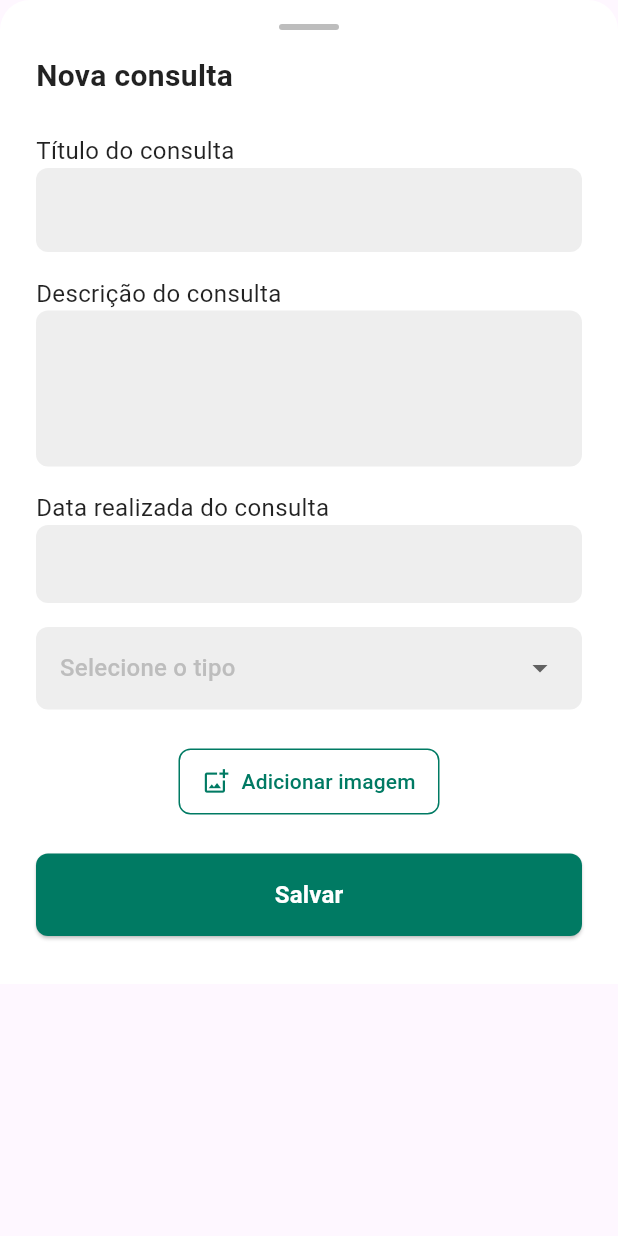
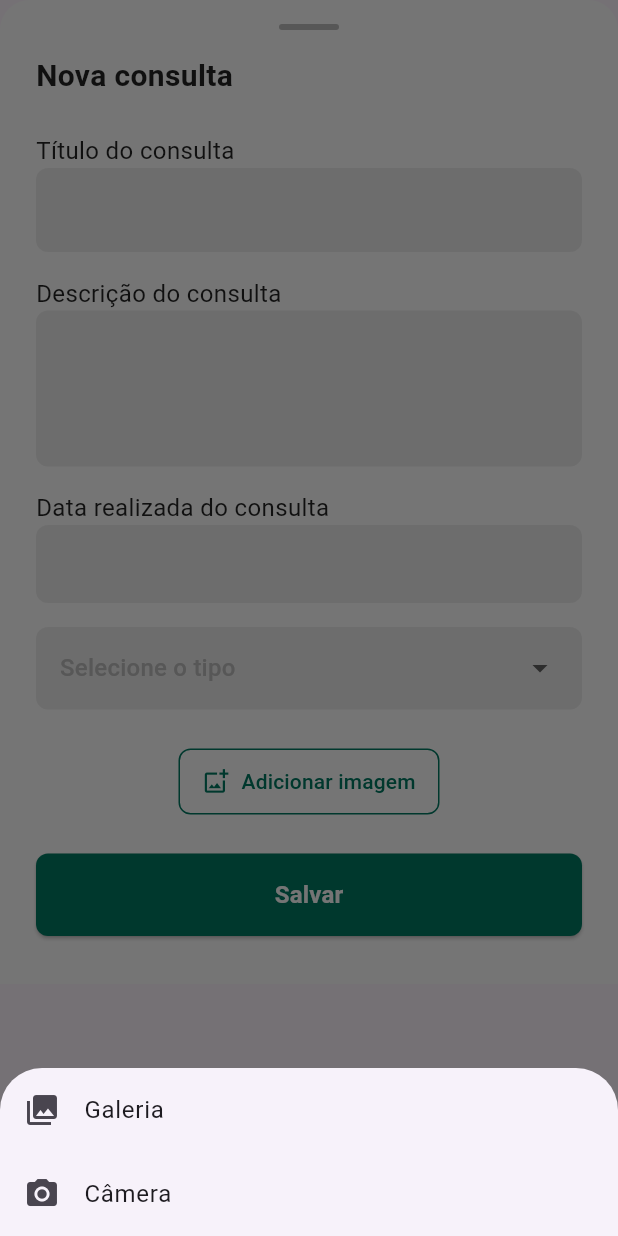
Before and after one commit to scheilasilva/cuidar_pet_app, a Flutter app: the BottomSheetCadastro widget shown alone on an empty page, opened directly, after a tap on "Adicionar imagem", on a phone screen of 412 x 824 dp. Run offline on Flutter 3.47's test engine with Material 3 defaults, Android fonts, the phone set to English and light mode, and no system bars; drawn by our look-alikes of oktoast; our stand-ins replace carousel_slider, firebase_auth, firebase_core, flutter_mobx, flutter_modular, google_sign_in and 5 more; accounts and stored records are empty; generated files the repository leaves out were written again.

Commit message:
add imagens para exames

```diff
--- a/lib/app/modules/exame/services/exame_service_interface.dart
+++ b/lib/app/modules/exame/services/exame_service_interface.dart
@@ -5,5 +5,7 @@ abstract class IExameService {
   Future<List<ExameModel>> getByAnimalId(String animalId);
   Future<ExameModel?> getById(String id);
   Future<void> saveOrUpdate(ExameModel exame);
+  Future<void> saveOrUpdateWithImage(ExameModel exame, String imagePath); // NOVO
+  Future<String?> saveImageLocally(String imagePath); // NOVO
   Future<void> delete(ExameModel exame);
 }
--- a/lib/app/shared/widget/bottom_sheet_cadastros/bottom_sheet_cadastros.dart
+++ b/lib/app/shared/widget/bottom_sheet_cadastros/bottom_sheet_cadastros.dart
@@ -1,4 +1,6 @@
 import 'package:flutter/material.dart';
+import 'package:image_picker/image_picker.dart';
+import 'dart:io';
 
 class BottomSheetCadastro extends StatefulWidget {
   final String titulo;
@@ -26,6 +28,7 @@ class _BottomSheetCadastroState extends State<BottomSheetCadastro> {
   final TextEditingController _campo3Controller = TextEditingController();
   String? _tipoSelecionado;
   String? _imagemPath;
+  bool _isLoadingImage = false;
 
   final List<String> _tiposExame = [
     'Hemograma',
@@ -44,12 +47,125 @@ class _BottomSheetCadastroState extends State<BottomSheetCadastro> {
     super.dispose();
   }
 
-  void _adicionarImagem() {
-    // Aqui você implementaria a lógica para selecionar uma imagem
-    // Por exemplo, usando image_picker
+  void _mostrarOpcoesImagem() {
+    showModalBottomSheet(
+      context: context,
+      builder: (BuildContext context) {
+        return SafeArea(
+          child: Wrap(
+            children: [
+              ListTile(
+                leading: const Icon(Icons.photo_library),
+                title: const Text('Galeria'),
+                onTap: () {
+                  Navigator.pop(context);
+                  _selecionarImagem(ImageSource.gallery);
+                },
+              ),
+              ListTile(
+                leading: const Icon(Icons.photo_camera),
+                title: const Text('Câmera'),
+                onTap: () {
+                  Navigator.pop(context);
+                  _selecionarImagem(ImageSource.camera);
+                },
+              ),
+              if (_imagemPath != null)
+                ListTile(
+                  leading: const Icon(Icons.delete, color: Colors.red),
+                  title: const Text('Remover imagem', style: TextStyle(color: Colors.red)),
+                  onTap: () {
+                    Navigator.pop(context);
+                    _removerImagem();
+                  },
+                ),
+            ],
+          ),
+        );
+      },
+    );
+  }
+
+  Future<void> _selecionarImagem(ImageSource source) async {
     setState(() {
-      _imagemPath = 'caminho_da_imagem_selecionada';
+      _isLoadingImage = true;
     });
+
+    try {
+      final ImagePicker picker = ImagePicker();
+      final XFile? image = await picker.pickImage(
+        source: source,
+        maxWidth: 1920,
+        maxHeight: 1080,
+        imageQuality: 85,
+      );
+
+      if (image != null) {
+        setState(() {
+          _imagemPath = image.path;
+        });
+      }
+    } catch (e) {
+      if (mounted) {
+        ScaffoldMessenger.of(context).showSnackBar(
+          SnackBar(
+            content: Text('Erro ao selecionar imagem: $e'),
+            backgroundColor: Colors.red,
+          ),
+        );
+      }
+    } finally {
+      setState(() {
+        _isLoadingImage = false;
+      });
+    }
+  }
+
+  void _removerImagem() {
+    setState(() {
+      _imagemPath = null;
+    });
+  }
+
+  Widget _buildImagePreview() {
+    if (_imagemPath == null) return const SizedBox.shrink();
+
+    return Container(
+      margin: const EdgeInsets.only(bottom: 16),
+      child: Column(
+        crossAxisAlignment: CrossAxisAlignment.start,
+        children: [
+          const Text(
+            'Imagem selecionada:',
+            style: TextStyle(fontSize: 16, color: Colors.black87),
+          ),
+          const SizedBox(height: 8),
+          Container(
+            width: double.infinity,
+            height: 150,
+            decoration: BoxDecoration(
+              borderRadius: BorderRadius.circular(8),
+              border: Border.all(color: Colors.grey[300]!),
+            ),
+            child: ClipRRect(
+              borderRadius: BorderRadius.circular(8),
+              child: Image.file(
+                File(_imagemPath!),
+                fit: BoxFit.cover,
+                errorBuilder: (context, error, stackTrace) {
+                  return Container(
+                    color: Colors.grey[200],
+                    child: const Center(
+                      child: Icon(Icons.error, color: Colors.red),
+                    ),
+                  );
+                },
+              ),
+            ),
+          ),
+        ],
+      ),
+    );
   }
 
   @override
@@ -181,15 +297,26 @@ class _BottomSheetCadastroState extends State<BottomSheetCadastro> {
           ),
           const SizedBox(height: 24),
 
+          // Preview da imagem selecionada
+          _buildImagePreview(),
+
           // Botão adicionar imagem
           Center(
             child: OutlinedButton.icon(
-              onPressed: _adicionarImagem,
-              icon: const Icon(Icons.add_photo_alternate_outlined,
-                  color: Color(0xFF007A63)),
-              label: const Text(
-                'Adicionar imagem',
-                style: TextStyle(color: Color(0xFF007A63)),
+              onPressed: _isLoadingImage ? null : _mostrarOpcoesImagem,
+              icon: _isLoadingImage
+                  ? const SizedBox(
+                width: 16,
+                height: 16,
+                child: CircularProgressIndicator(strokeWidth: 2),
+              )
+                  : Icon(
+                _imagemPath != null ? Icons.edit : Icons.add_photo_alternate_outlined,
+                color: const Color(0xFF007A63),
+              ),
+              label: Text(
+                _imagemPath != null ? 'Alterar imagem' : 'Adicionar imagem',
+                style: const TextStyle(color: Color(0xFF007A63)),
               ),
               style: OutlinedButton.styleFrom(
                 side: const BorderSide(color: Color(0xFF007A63)),
@@ -226,7 +353,7 @@ class _BottomSheetCadastroState extends State<BottomSheetCadastro> {
                   _campo2Controller.text,
                   _campo3Controller.text,
                   _tipoSelecionado!,
-                  _imagemPath,
+                  _imagemPath, // Passa o caminho da imagem temporária
                 );
                 Navigator.pop(context);
               },
```
Also changed, not shown: lib/app/modules/animal/animal_controller.dart (+39 -0 lines), lib/app/modules/exame/exame_controller.dart (+22 -2 lines), lib/app/modules/exame/exame_page.dart (+7 -5 lines), lib/app/modules/exame/services/exame_service.dart (+52 -0 lines), lib/app/modules/home/home_page.dart (+34 -24 lines), lib/app/modules/animal/animal_controller.g.dart, lib/app/modules/exame/exame_controller.g.dart.
